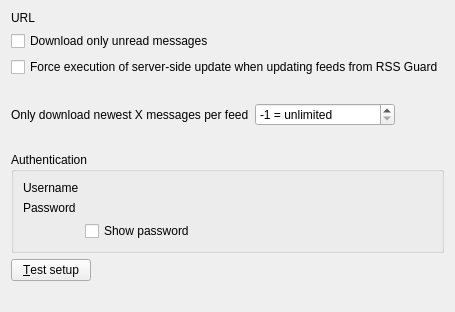
norbusan/rssguard-debian, file src/librssguard/services/owncloud/gui/owncloudaccountdetails.ui: the form before one commit.
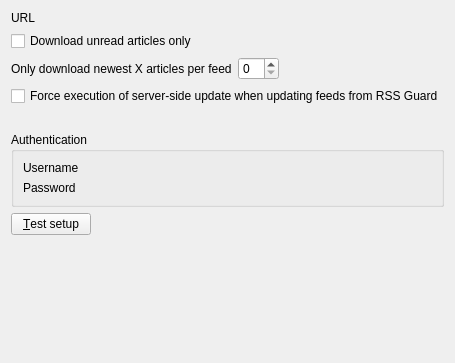
The form after the commit. Custom widgets are drawn as their Qt base class.

Diff of the .ui file:
```diff
--- a/src/librssguard/services/owncloud/gui/owncloudaccountdetails.ui
+++ b/src/librssguard/services/owncloud/gui/owncloudaccountdetails.ui
@@ -6,57 +6,11 @@
    <rect>
     <x>0</x>
     <y>0</y>
-    <width>430</width>
-    <height>312</height>
+    <width>433</width>
+    <height>363</height>
    </rect>
   </property>
   <layout class="QFormLayout" name="formLayout">
-   <item row="1" column="0">
-    <widget class="QCheckBox" name="m_checkDownloadOnlyUnreadMessages">
-     <property name="text">
-      <string>Download only unread messages</string>
-     </property>
-    </widget>
-   </item>
-   <item row="2" column="0" colspan="2">
-    <widget class="QCheckBox" name="m_checkServerSideUpdate">
-     <property name="text">
-      <string>Force execution of server-side update when updating feeds from RSS Guard</string>
-     </property>
-    </widget>
-   </item>
-   <item row="4" column="0">
-    <widget class="QLabel" name="label">
-     <property name="text">
-      <string>Only download newest X messages per feed</string>
-     </property>
-     <property name="buddy">
-      <cstring>m_spinLimitMessages</cstring>
-     </property>
-    </widget>
-   </item>
-   <item row="4" column="1">
-    <widget class="QSpinBox" name="m_spinLimitMessages">
-     <property name="maximumSize">
-      <size>
-       <width>140</width>
-       <height>16777215</height>
-      </size>
-     </property>
-     <property name="suffix">
-      <string> = unlimited</string>
-     </property>
-     <property name="minimum">
-      <number>-1</number>
-     </property>
-     <property name="maximum">
-      <number>1000</number>
-     </property>
-     <property name="value">
-      <number>-1</number>
-     </property>
-    </widget>
-   </item>
    <item row="0" column="0" colspan="2">
     <layout class="QHBoxLayout" name="horizontalLayout">
      <item>
@@ -74,6 +28,60 @@
      </item>
     </layout>
    </item>
+   <item row="1" column="0" colspan="2">
+    <widget class="QCheckBox" name="m_checkDownloadOnlyUnreadMessages">
+     <property name="text">
+      <string>Download unread articles only</string>
+     </property>
+    </widget>
+   </item>
+   <item row="2" column="0" colspan="2">
+    <layout class="QHBoxLayout" name="horizontalLayout_3">
+     <item>
+      <widget class="QLabel" name="label">
+       <property name="text">
+        <string>Only download newest X articles per feed</string>
+       </property>
+       <property name="buddy">
+        <cstring>m_spinLimitMessages</cstring>
+       </property>
+      </widget>
+     </item>
+     <item>
+      <widget class="MessageCountSpinBox" name="m_spinLimitMessages">
+       <property name="maximumSize">
+        <size>
+         <width>140</width>
+         <height>16777215</height>
+        </size>
+       </property>
+      </widget>
+     </item>
+     <item>
+      <spacer name="horizontalSpacer">
+       <property name="orientation">
+        <enum>Qt::Horizontal</enum>
+       </property>
+       <property name="sizeHint" stdset="0">
+        <size>
+         <width>40</width>
+         <height>20</height>
+        </size>
+       </property>
+      </spacer>
+     </item>
+    </layout>
+   </item>
+   <item row="4" column="0" colspan="2">
+    <widget class="QLabel" name="m_lblServerSideUpdateInformation">
+     <property name="text">
+      <string/>
+     </property>
+     <property name="wordWrap">
+      <bool>true</bool>
+     </property>
+    </widget>
+   </item>
    <item row="6" column="0" colspan="2">
     <widget class="QGroupBox" name="m_gbAuthentication">
      <property name="toolTip">
@@ -112,16 +120,6 @@
       <item row="1" column="1">
        <widget class="LineEditWithStatus" name="m_txtPassword" native="true"/>
       </item>
-      <item row="0" column="1">
-       <widget class="LineEditWithStatus" name="m_txtUsername" native="true"/>
-      </item>
-      <item row="2" column="1">
-       <widget class="QCheckBox" name="m_checkShowPassword">
-        <property name="text">
-         <string>Show password</string>
-        </property>
-       </widget>
-      </item>
      </layout>
     </widget>
    </item>
@@ -149,7 +147,7 @@
      </item>
     </layout>
    </item>
-   <item row="8" column="0" colspan="2">
+   <item row="8" column="0">
     <spacer name="verticalSpacer">
      <property name="orientation">
       <enum>Qt::Vertical</enum>
@@ -162,41 +160,33 @@
      </property>
     </spacer>
    </item>
-   <item row="5" column="0" colspan="2">
-    <widget class="QLabel" name="m_lblLimitMessages">
-     <property name="text">
-      <string/>
-     </property>
-     <property name="wordWrap">
-      <bool>true</bool>
-     </property>
-    </widget>
-   </item>
    <item row="3" column="0" colspan="2">
-    <widget class="QLabel" name="m_lblServerSideUpdateInformation">
+    <widget class="QCheckBox" name="m_checkServerSideUpdate">
      <property name="text">
-      <string/>
-     </property>
-     <property name="wordWrap">
-      <bool>true</bool>
+      <string>Force execution of server-side update when updating feeds from RSS Guard</string>
      </property>
     </widget>
    </item>
   </layout>
  </widget>
  <customwidgets>
-  <customwidget>
-   <class>LineEditWithStatus</class>
-   <extends>QWidget</extends>
-   <header>lineeditwithstatus.h</header>
-   <container>1</container>
-  </customwidget>
   <customwidget>
    <class>LabelWithStatus</class>
    <extends>QWidget</extends>
    <header>labelwithstatus.h</header>
    <container>1</container>
   </customwidget>
+  <customwidget>
+   <class>LineEditWithStatus</class>
+   <extends>QWidget</extends>
+   <header>lineeditwithstatus.h</header>
+   <container>1</container>
+  </customwidget>
+  <customwidget>
+   <class>MessageCountSpinBox</class>
+   <extends>QSpinBox</extends>
+   <header>messagecountspinbox.h</header>
+  </customwidget>
  </customwidgets>
  <tabstops>
   <tabstop>m_checkDownloadOnlyUnreadMessages</tabstop>
```
Left out of the diff: 4 changed lines with no effect on the pictures.
